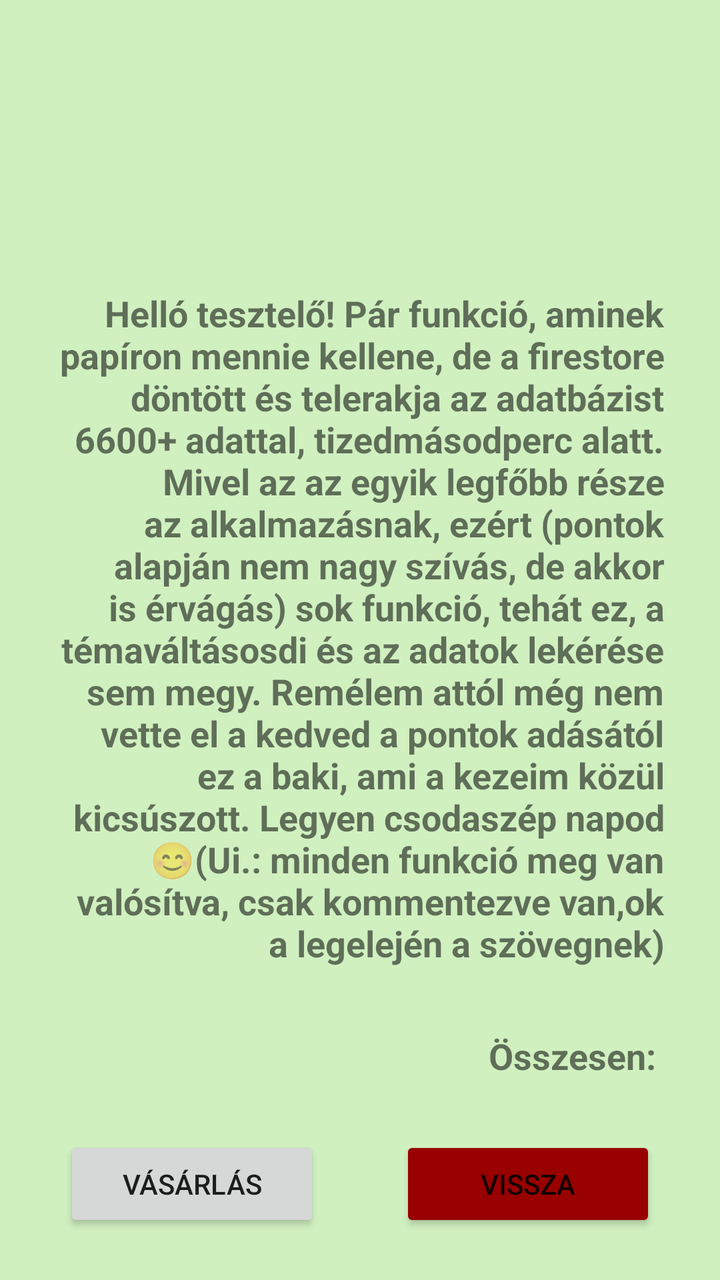
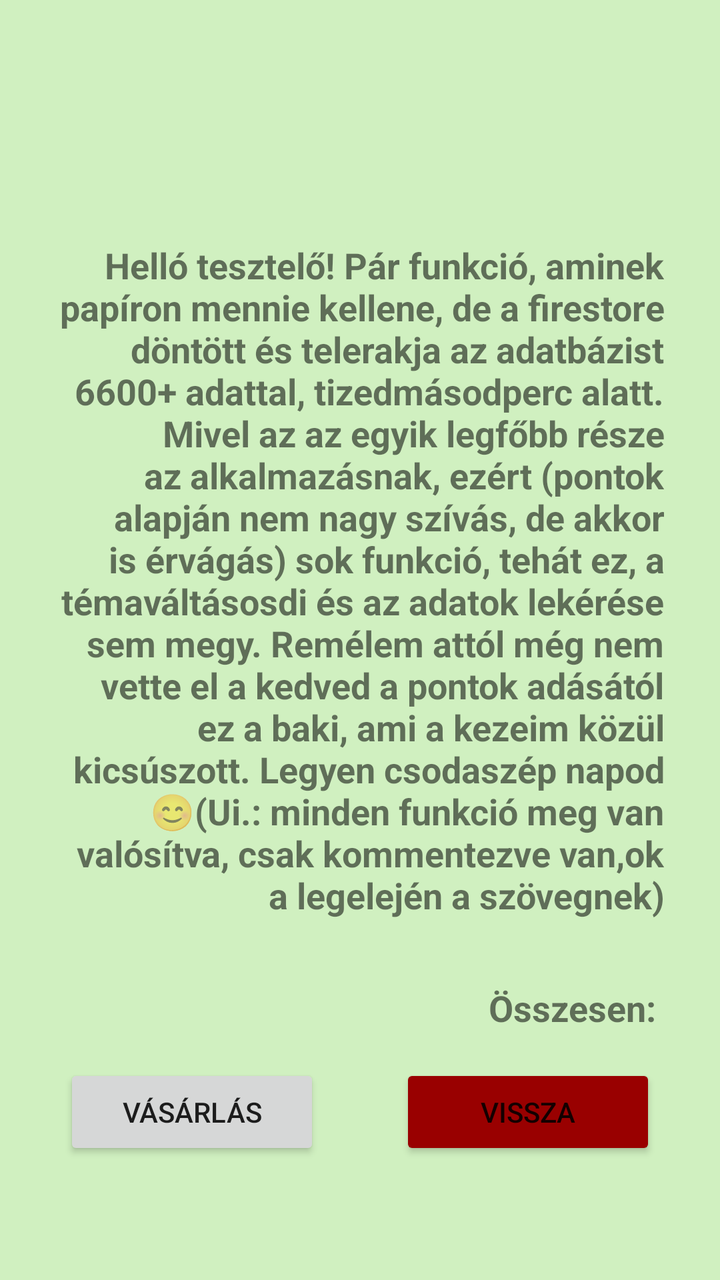

Two renders of the same Android screen: before a commit and after it. Below are the layout's source before the change and the commit's diff.
<!-- AndroidManifest.xml: application theme Theme.BioShop -->
<!-- res/layout/activity_in_cart.xml -->
<?xml version="1.0" encoding="utf-8"?>
<LinearLayout xmlns:android="http://schemas.android.com/apk/res/android"
    android:layout_width="match_parent"
    android:layout_height="match_parent"
    android:orientation="vertical"
    android:background="@color/item_list_color"
    android:padding="12dp">

    <androidx.recyclerview.widget.RecyclerView
        android:id="@+id/kosar_vasarlas"
        android:layout_width="match_parent"
        android:layout_height="0dp"
        android:layout_weight="1" />
    <TextView
        android:id="@+id/disclaimer"
        android:layout_width="match_parent"
        android:layout_height="wrap_content"
        android:padding="16dp"
        android:text="@string/uzenet_tesztelonek"
        android:textSize="18sp"
        android:textStyle="bold"
        android:gravity="end" />
    <TextView
        android:id="@+id/teljes_osszeg"
        android:layout_width="match_parent"
        android:layout_height="wrap_content"
        android:padding="16dp"
        android:text="Összesen: "
        android:textSize="18sp"
        android:textStyle="bold"
        android:gravity="end" />


    <LinearLayout
        android:layout_width="match_parent"
        android:layout_height="wrap_content"
        android:orientation="horizontal"
        android:gravity="center"
        android:layout_marginTop="12dp"
        android:layout_marginBottom="12dp"
        android:weightSum="2">
        <Button
            android:id="@+id/buy_from_cart_button"
            android:layout_width="0dp"
            android:layout_height="wrap_content"
            android:layout_weight="1"
            android:text="Vásárlás"

            android:layout_marginStart="20dp"
            android:layout_marginEnd="20dp"/>
        <Button
            android:id="@+id/back_from_cart_button"
            android:layout_width="0dp"
            android:layout_height="wrap_content"
            android:layout_weight="1"
            android:text="Vissza"
            android:layout_marginStart="20dp"
            android:layout_marginEnd="20dp"
            android:backgroundTint="@color/red"
            />


    </LinearLayout>


</LinearLayout>
<!-- resources referenced by this layout -->
<resources>
  <color name="item_list_color">#D0F0C0</color>
  <color name="red">#990000</color>
  <string name="uzenet_tesztelonek">Helló tesztelő! Pár funkció, aminek papíron mennie kellene, de a firestore döntött és telerakja az adatbázist 6600+ adattal, tizedmásodperc alatt. Mivel az az egyik legfőbb része az alkalmazásnak, ezért (pontok alapján nem nagy szívás, de akkor is érvágás) sok funkció, tehát ez, a témaváltásosdi és az adatok lekérése sem megy. Remélem attól még nem vette el a kedved a pontok adásától ez a baki, ami a kezeim közül kicsúszott. Legyen csodaszép napod 😊(Ui.: minden funkció meg van valósítva, csak kommentezve van,ok a legelején a szövegnek)</string>
  <style name="Theme.BioShop" parent="Base.Theme.BioShop" />
  <style name="Base.Theme.BioShop" parent="Theme.MaterialComponents.Light.DarkActionBar">
          
          <item name="colorPrimary">@color/green</item>
          <item name="colorOnPrimary">@color/white</item>
      </style>
  <color name="green">#5DBB63</color>
  <color name="white">#FFFFFFFF</color>
</resources>

<!-- the commit's change to res/layout/activity_in_cart.xml (unified diff, before → after) -->
@@ -9,17 +9,19 @@
     <androidx.recyclerview.widget.RecyclerView
         android:id="@+id/kosar_vasarlas"
         android:layout_width="match_parent"
-        android:layout_height="0dp"
+        android:layout_height="200dp"
         android:layout_weight="1" />
+
     <TextView
         android:id="@+id/disclaimer"
         android:layout_width="match_parent"
         android:layout_height="wrap_content"
+        android:gravity="end"
         android:padding="16dp"
         android:text="@string/uzenet_tesztelonek"
         android:textSize="18sp"
-        android:textStyle="bold"
-        android:gravity="end" />
+        android:textStyle="bold" />
+
     <TextView
         android:id="@+id/teljes_osszeg"
         android:layout_width="match_parent"
@@ -36,8 +38,8 @@
         android:layout_height="wrap_content"
         android:orientation="horizontal"
         android:gravity="center"
-        android:layout_marginTop="12dp"
-        android:layout_marginBottom="12dp"
+
+        android:layout_marginBottom="48dp"
         android:weightSum="2">
         <Button
             android:id="@+id/buy_from_cart_button"
